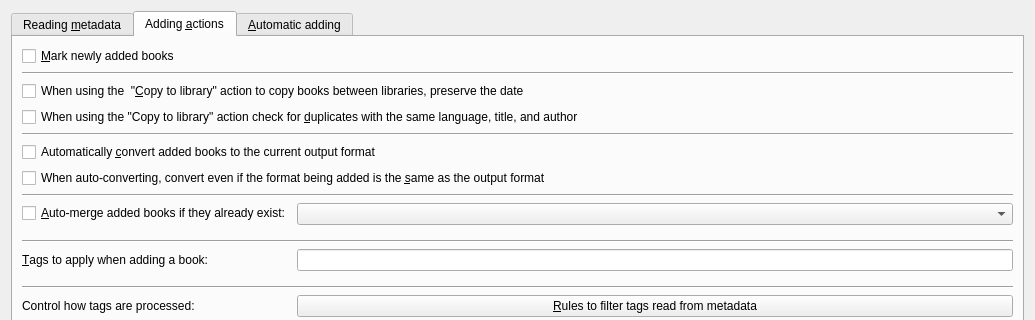
Above: src/calibre/gui2/preferences/adding.ui from kovidgoyal/calibre before the change; both pictures show x 0 to 1035 and y 0 to 320 of the 1035 by 547 pixel window. Below: the same form after it.
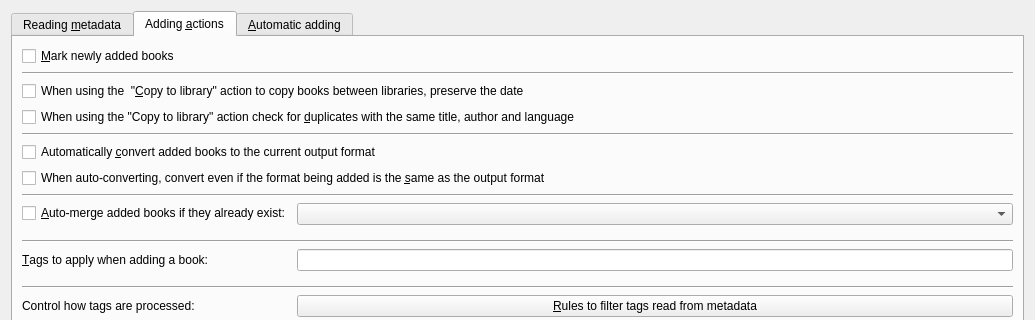
That is the form after the change. The open tabs and pages were chosen to show the change. Icons and pictures are not drawn.

Commit message: Cleanup lang duplicates patch and add some tests

Patch:
```diff
--- a/src/calibre/gui2/preferences/adding.ui
+++ b/src/calibre/gui2/preferences/adding.ui
@@ -111,7 +111,7 @@
        <item row="3" column="0" colspan="2">
         <widget class="QCheckBox" name="opt_check_for_dupes_on_ctl">
          <property name="text">
-          <string>When using the &quot;Copy to library&quot; action check for &amp;duplicates with the same language, title, and author</string>
+          <string>When using the &quot;Copy to library&quot; action check for &amp;duplicates with the same title, author and language</string>
          </property>
         </widget>
        </item>
```
The commit also changes 4 other files.
